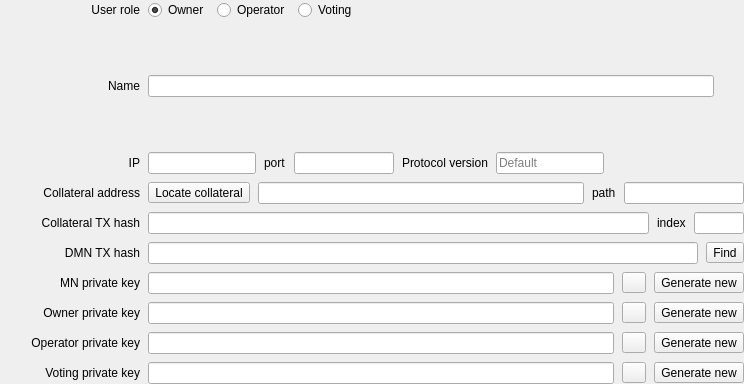
Old version of the form src/ui/ui_masternode_details.ui in the repository Bertrand256/dash-masternode-tool.
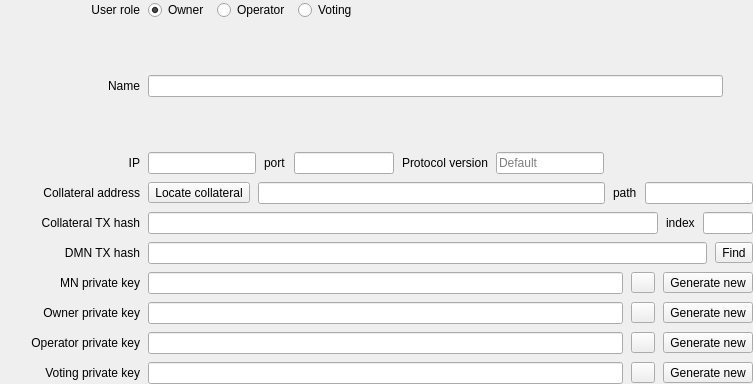
New version of the form.

Commit message: Fixed hyperlink columns coloring on Windows. Moved getting a masternode status to a background task.

The edit to the form file:
```diff
--- a/src/ui/ui_masternode_details.ui
+++ b/src/ui/ui_masternode_details.ui
@@ -6,7 +6,7 @@
    <rect>
     <x>0</x>
     <y>0</y>
-    <width>744</width>
+    <width>753</width>
     <height>384</height>
    </rect>
   </property>
@@ -270,7 +270,7 @@
        </layout>
       </item>
       <item>
-       <layout class="QHBoxLayout" name="horizontalLayout_5">
+       <layout class="QHBoxLayout" name="horizontalLayout_5" stretch="0,0,1,0,0">
         <item>
          <widget class="QLabel" name="lblCollateral">
           <property name="minimumSize">
@@ -312,7 +312,7 @@
          <widget class="QLineEdit" name="edtCollateralPath">
           <property name="maximumSize">
            <size>
-            <width>120</width>
+            <width>16777215</width>
             <height>16777215</height>
            </size>
           </property>
```
The commit also changes 5 other files.
